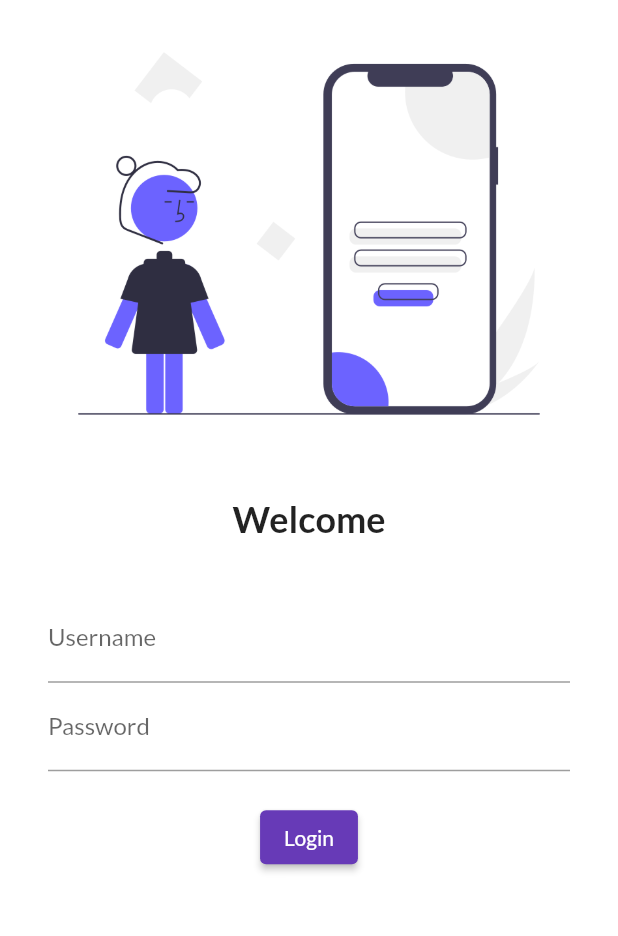
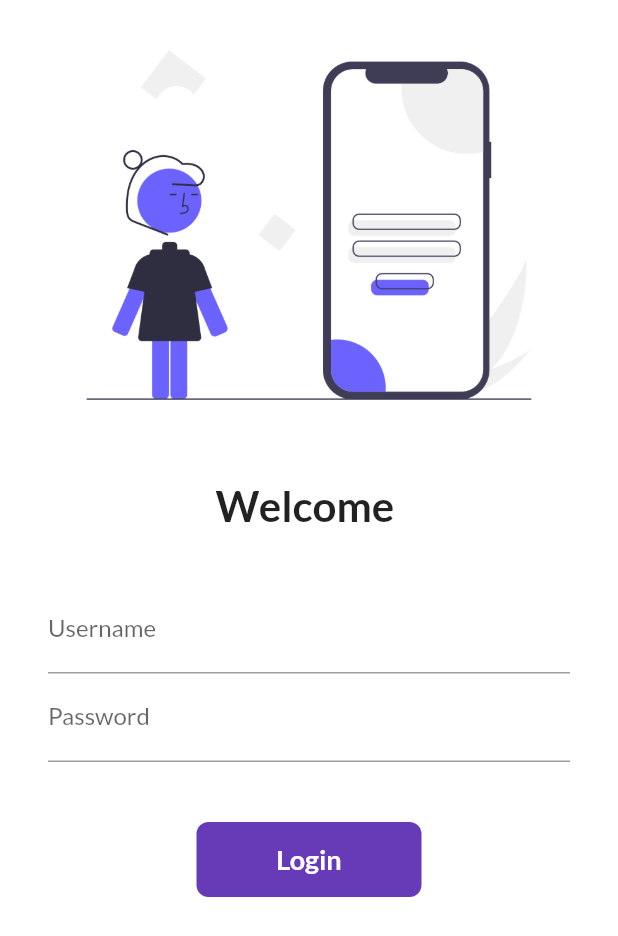
Before and after one commit to ghanshyamgamit2001/Catalog-App-With-Flutter, a Flutter app: the screen it shows after launch, on a phone screen of 412 x 824 dp. Shown: the top 936 px of the screen. Run offline on Flutter 3.47's test engine with Material 2 defaults, Android fonts, the light colour scheme and no system bars; our stand-ins replace google_fonts.

Commit message:
day 6 complited

```diff
--- a/lib/main.dart
+++ b/lib/main.dart
@@ -1,3 +1,4 @@
+import 'package:catalog/utils/routes.dart';
 import 'package:flutter/material.dart';
 import 'package:catalog/pages/login_page.dart';
 import 'package:google_fonts/google_fonts.dart';
@@ -16,15 +17,16 @@
         primarySwatch: Colors.deepPurple,
         fontFamily: GoogleFonts.lato().fontFamily,
       ),
+      debugShowCheckedModeBanner: false,
       darkTheme: ThemeData(
         brightness: Brightness.dark,
         // primarySwatch: Colors.orange,
       ),
-      initialRoute: "/login",
+      initialRoute: "/",
       routes: {
         "/": (context) => LoginPage(),
-        "/home": (context) => LoginPage(),
-        "/login": (context) => LoginPage(),
+        MyRoutes.homeRoute: (context) => HomePage(),
+        MyRoutes.loginRoute: (context) => LoginPage(),
       },
     );
   }
--- a/lib/pages/login_page.dart
+++ b/lib/pages/login_page.dart
@@ -1,26 +1,37 @@
 // ignore_for_file: prefer_const_constructors
 
+import 'package:catalog/utils/routes.dart';
 import 'package:flutter/material.dart';
 
 // ignore: use_key_in_widget_constructors
-class LoginPage extends StatelessWidget {
+class LoginPage extends StatefulWidget {
+  @override
+  State<LoginPage> createState() => _LoginPageState();
+}
+
+class _LoginPageState extends State<LoginPage> {
+  String name = "";
+  bool changeButton = false;
+
   @override
   Widget build(BuildContext context) {
     return Material(
         color: Colors.white,
+        child: SingleChildScrollView(
           child: Column(
             children: [
-            Image.asset("assets/images/login_imge.png"
-                // "assets/images/login_imge.png",
-                // fit: BoxFit.cover,
+              Image.asset(
+                "assets/images/login_imge.png",
+                fit: BoxFit.cover,
+                height: 300,
               ),
               SizedBox(
                 height: 20.0,
               ),
               Text(
-              "Welcome",
+                "Welcome $name",
                 style: TextStyle(
-                fontSize: 24,
+                  fontSize: 28,
                   fontWeight: FontWeight.bold,
                 ),
               ),
@@ -28,8 +39,8 @@
                 height: 20.0,
               ),
               Padding(
-              padding:
-                  const EdgeInsets.symmetric(vertical: 16.0, horizontal: 32.0),
+                padding: const EdgeInsets.symmetric(
+                    vertical: 16.0, horizontal: 32.0),
                 child: Column(
                   children: [
                     TextFormField(
@@ -37,6 +48,10 @@
                         hintText: "Enter Username",
                         labelText: "Username",
                       ),
+                      onChanged: (value) {
+                        name = value;
+                        setState(() {});
+                      },
                     ),
                     TextFormField(
                       obscureText: true,
@@ -46,19 +61,54 @@
                       ),
                     ),
                     SizedBox(
-                    height: 20.0,
+                      height: 40.0,
                     ),
-                  ElevatedButton(
-                    child: Text("Login"),
-                    style: TextButton.styleFrom(),
-                    onPressed: () {
-                      print("Hii Ghanshyam");
+
+                    InkWell(
+                      onTap: () async {
+                        setState(() {
+                          changeButton = true;
+                        });
+
+                        await Future.delayed(Duration(seconds: 1));
+                        Navigator.pushNamed(context, MyRoutes.homeRoute);
                       },
+                      child: AnimatedContainer(
+                        duration: Duration(seconds: 1),
+                        width: changeButton ? 50 : 150,
+                        height: 50,
+                        alignment: Alignment.center,
+                        child: changeButton
+                            ? Icon(
+                                Icons.done,
+                                color: Colors.white,
                               )
+                            : Text(
+                                "Login",
+                                style: TextStyle(
+                                    color: Colors.white,
+                                    fontWeight: FontWeight.bold,
+                                    fontSize: 18),
+                              ),
+                        decoration: BoxDecoration(
+                            color: Colors.deepPurple,
+                            borderRadius:
+                                BorderRadius.circular(changeButton ? 50 : 8)),
+                      ),
+                    ),
+
+                    // ElevatedButton(
+                    //   child: Text("Login"),
+                    //   style: TextButton.styleFrom(minimumSize: Size(150, 40)),
+                    //   onPressed: () {
+                    //     Navigator.pushNamed(context, MyRoutes.homeRoute);
+                    //   },
+                    // )
                   ],
                 ),
               )
             ],
+          ),
         ));
   }
 }
--- /dev/null
+++ b/lib/utils/routes.dart
@@ -0,0 +1,4 @@
+class MyRoutes {
+  static String loginRoute = "/login";
+  static String homeRoute = "/home";
+}
```
Lines whose indentation alone changed are shown as unchanged.
